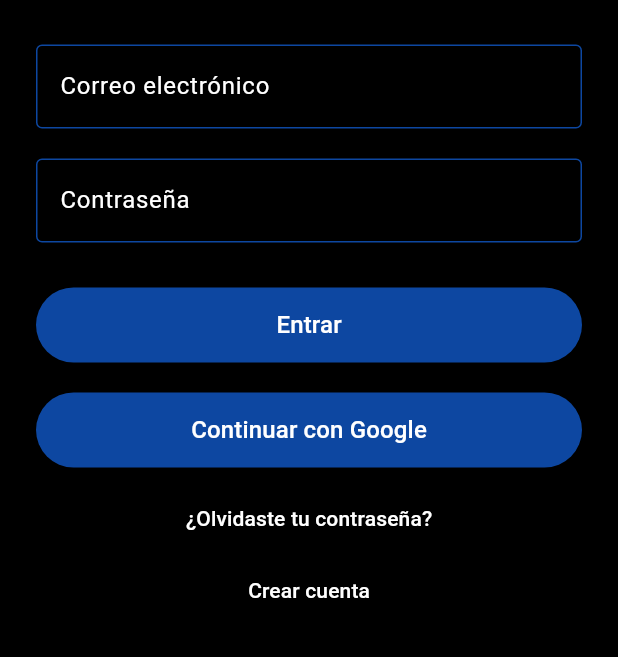
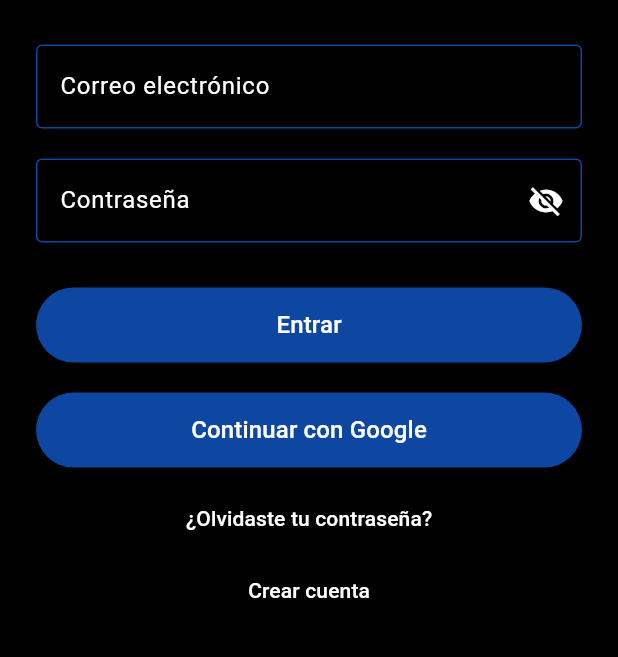
Before and after one commit to ConchiDP/Otakunizados, a Flutter app: the screen it shows after launch, on a phone screen of 412 x 824 dp, the part 518-1175 px from its top. Run offline on Flutter 3.47's test engine with Material 3 defaults, Android fonts, the phone set to English and light mode, and no system bars; our stand-ins replace cloud_firestore, device_info_plus, firebase_auth, firebase_core, google_sign_in, graphql_flutter and 1 more; accounts and stored records are empty; generated files the repository leaves out were written again.

Commit message:
Update login_screen.dart

```diff
--- a/lib/screens/auth/login_screen.dart
+++ b/lib/screens/auth/login_screen.dart
@@ -1,14 +1,20 @@
 import 'package:flutter/material.dart';
 import 'package:provider/provider.dart';
 import 'package:otakunizados/provider/login_provider.dart';
-import 'package:otakunizados/widgets/auth_background.dart'; // Importa el widget de fondo
+import 'package:otakunizados/widgets/auth_background.dart';
 
-class LoginScreen extends StatelessWidget {
+class LoginScreen extends StatefulWidget {
+  LoginScreen({super.key});
+
+  @override
+  State<LoginScreen> createState() => _LoginScreenState();
+}
+
+class _LoginScreenState extends State<LoginScreen> {
   final TextEditingController emailController = TextEditingController();
   final TextEditingController passwordController = TextEditingController();
   final Color azulOscuro = const Color(0xFF0D47A1);
-
-  LoginScreen({super.key});
+  bool _obscurePassword = true;
 
   @override
   Widget build(BuildContext context) {
@@ -24,7 +30,7 @@ class LoginScreen extends StatelessWidget {
           ),
           const SizedBox(height: 30),
 
-          // Campo para el correo electrónico
+
           TextField(
             controller: emailController,
             style: const TextStyle(color: Colors.white),
@@ -41,19 +47,30 @@ class LoginScreen extends StatelessWidget {
           ),
           const SizedBox(height: 20),
 
-          // Campo para la contraseña
+
           TextField(
             controller: passwordController,
-            obscureText: true,
+            obscureText: _obscurePassword,
             style: const TextStyle(color: Colors.white),
-            decoration: const InputDecoration(
+            decoration: InputDecoration(
               labelText: 'Contraseña',
-              labelStyle: TextStyle(color: Colors.white),
-              enabledBorder: OutlineInputBorder(
+              labelStyle: const TextStyle(color: Colors.white),
+              enabledBorder: const OutlineInputBorder(
                 borderSide: BorderSide(color: Color(0xFF0D47A1)),
               ),
-              focusedBorder: OutlineInputBorder(
+              focusedBorder: const OutlineInputBorder(
                 borderSide: BorderSide(color: Colors.white),
+              ),
+              suffixIcon: IconButton(
+                icon: Icon(
+                  _obscurePassword ? Icons.visibility_off : Icons.visibility,
+                  color: Colors.white,
+                ),
+                onPressed: () {
+                  setState(() {
+                    _obscurePassword = !_obscurePassword;
+                  });
+                },
               ),
             ),
           ),
@@ -73,13 +90,13 @@ class LoginScreen extends StatelessWidget {
                       passwordController.text.trim(),
                     );
 
-                    // Si hay error en el login, mostrar mensaje
+
                     if (errorMessage != null) {
                       ScaffoldMessenger.of(context).showSnackBar(
                         SnackBar(content: Text(errorMessage)),
                       );
                     } else {
-                      // Si el login es exitoso, redirigir al HomeScreen
+
                       Navigator.pushReplacementNamed(context, '/home');
                     }
                   },
@@ -88,7 +105,7 @@ class LoginScreen extends StatelessWidget {
 
           const SizedBox(height: 20),
 
-          // Botón de inicio de sesión con Google
+
           ElevatedButton(
             style: ElevatedButton.styleFrom(
               backgroundColor: azulOscuro,
@@ -109,12 +126,12 @@ class LoginScreen extends StatelessWidget {
 
           const SizedBox(height: 10),
 
-          // Enlace para ir a la pantalla de olvido de contraseña
+
           TextButton(
             onPressed: () => Navigator.pushNamed(context, '/forgot'),
             child: const Text('¿Olvidaste tu contraseña?', style: TextStyle(color: Colors.white)),
           ),
-          // Enlace para ir a la pantalla de registro
+
           TextButton(
             onPressed: () => Navigator.pushNamed(context, '/register'),
             child: const Text('Crear cuenta', style: TextStyle(color: Colors.white)),
```
